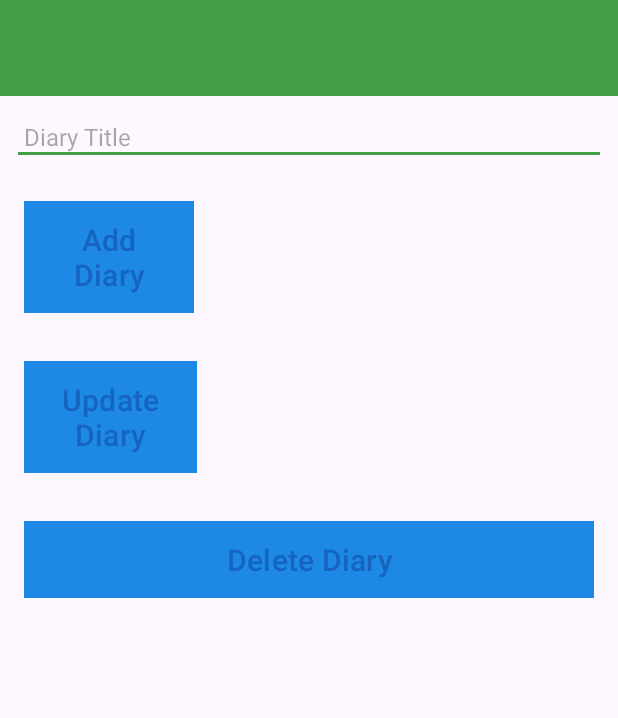
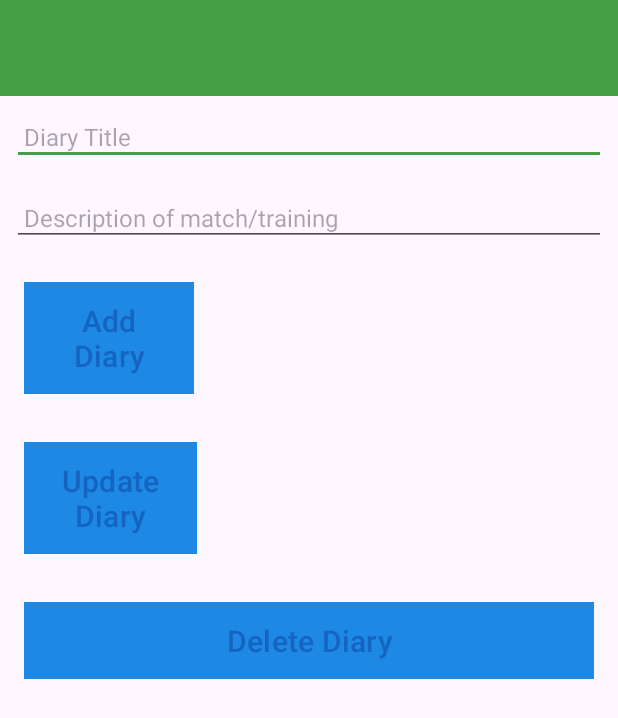
Before and after one commit to FinnBennett02/MobileAppSportsDiary, an Android app: the layout activity_diary.xml on its own in the app's theme, with its tools: preview values and no code run, on a phone screen of 412 x 824 dp. Shown: the top 718 px of the screen. Run offline under Robolectric (Android 15) with nearby library versions, the phone set to English and light mode, and no system bars.

Commit message:
Added description text box

```diff
--- a/app/src/main/AndroidManifest.xml
+++ b/app/src/main/AndroidManifest.xml
@@ -12,7 +12,7 @@
         android:supportsRtl="true"
         android:theme="@style/Theme.NewAssignment">
         <activity
-            android:name=".DiaryActivity"
+            android:name=".activities.DiaryActivity"
             android:exported="true">
             <intent-filter>
                 <action android:name="android.intent.action.MAIN" />
--- /dev/null
+++ b/app/src/main/java/com/example/newassignment/models/DiaryModel.kt
@@ -0,0 +1,3 @@
+package com.example.newassignment.models
+
+data class DiaryModel(var title: String ="", var description: String ="")
--- a/app/src/main/res/layout/activity_diary.xml
+++ b/app/src/main/res/layout/activity_diary.xml
@@ -5,7 +5,7 @@
     xmlns:tools="http://schemas.android.com/tools"
     android:layout_width="match_parent"
     android:layout_height="match_parent"
-    tools:context=".DiaryActivity">
+    tools:context=".activities.DiaryActivity">
 
     <com.google.android.material.appbar.AppBarLayout
         android:id="@+id/appBarLayout"
@@ -39,7 +39,7 @@
             android:orientation="vertical">
 
             <EditText
-                android:id="@+id/placemarkTitle"
+                android:id="@+id/diaryEntryTitle"
                 android:layout_width="match_parent"
                 android:layout_height="wrap_content"
                 android:layout_margin="8dp"
@@ -51,6 +51,21 @@
                 android:padding="8dp"
                 android:textColor="@color/colorPrimaryDark"
                 android:textSize="16sp" />
+
+            <EditText
+                android:id="@+id/description"
+                android:layout_width="match_parent"
+                android:layout_height="wrap_content"
+                android:layout_margin="8dp"
+                android:autofillHints="hint"
+                android:hint="@string/hint_diaryDescription"
+                android:inputType="text"
+                android:maxLength="25"
+                android:maxLines="1"
+                android:padding="8dp"
+                android:textColor="@color/colorPrimaryDark"
+                android:textSize="16sp" />
+
 
             <Button
                 android:id="@+id/btnAdd"
--- a/app/src/main/res/values/strings.xml
+++ b/app/src/main/res/values/strings.xml
@@ -6,6 +6,9 @@
     <string name="button_deleteDiary">Delete Diary</string>
     <string name="button_updateDiary">Update Diary</string>
     <string name="hint_diaryTitle">Diary Title</string>
+    <string name="hint_diaryDescription">Description of match/training </string>
+
+
 
 
 
```
Also changed, not shown: app/src/main/java/com/example/newassignment/DiaryActivity.kt (deleted, +0 -37 lines), app/src/main/java/com/example/newassignment/activities/DiaryActivity.kt (added, +56 -0 lines).
